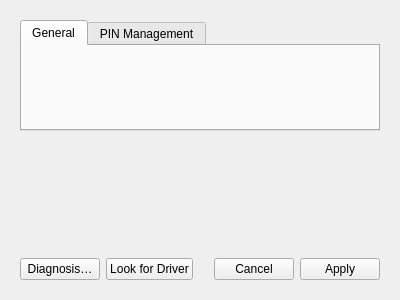
First picture: the form in src/gui/SettingsWidget.ui, repository Governikus/AusweisApp, before the edit.
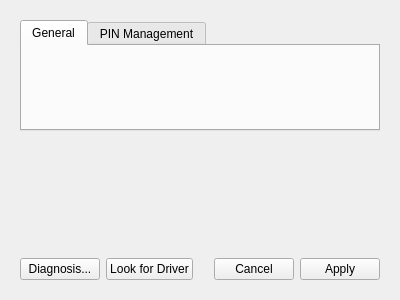
Second picture: the form after the edit. Custom widgets are drawn as their Qt base class.

```diff
--- a/src/gui/SettingsWidget.ui
+++ b/src/gui/SettingsWidget.ui
@@ -71,7 +71,7 @@
       <item>
        <widget class="QPushButton" name="diagnosisButton">
         <property name="text">
-         <string>Diagnosis…</string>
+         <string>Diagnosis...</string>
         </property>
        </widget>
       </item>
```
